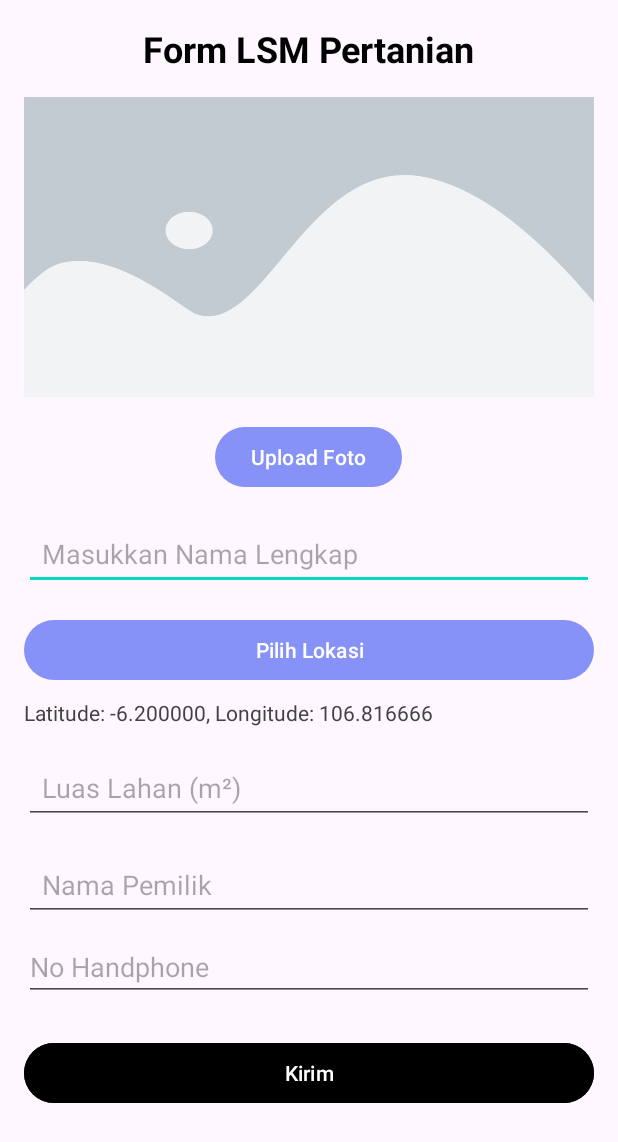
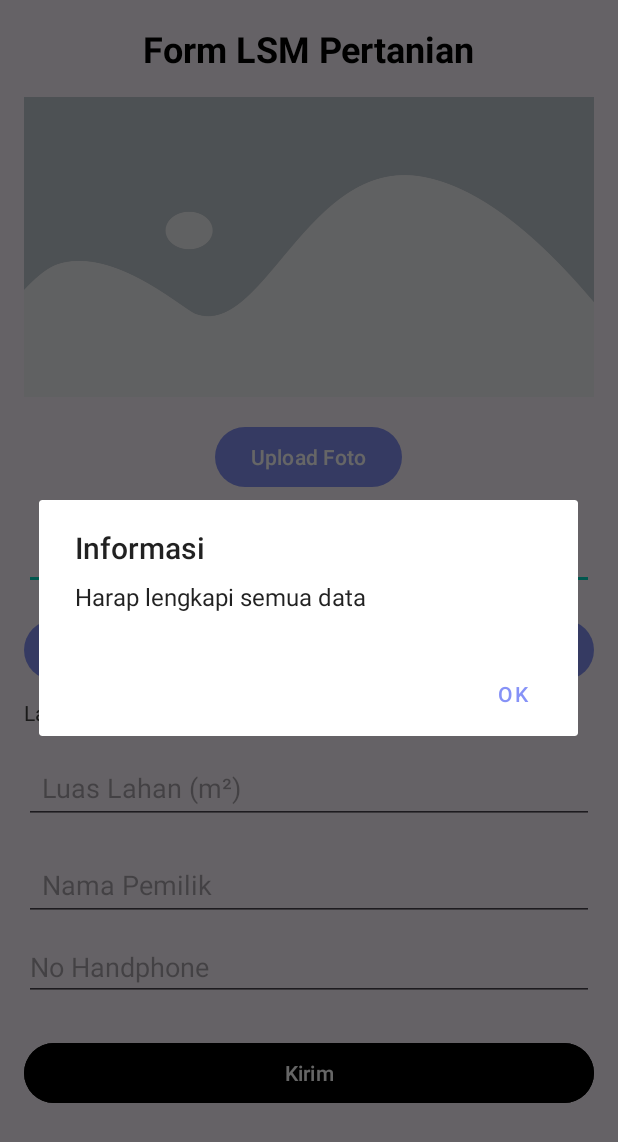
Before and after one commit to IsaiahNicodemus/LSM_Petani, an Android app: the fragment FarmersFragment shown on its own in the app's theme, after a tap on "Kirim", on a phone screen of 412 x 824 dp. Shown: the top 1142 px of the screen. Run offline under Robolectric (Android 15) with nearby library versions, the phone set to English and light mode, and no system bars; our stand-ins replace Firebase (no records; nobody signed in at launch, a user with empty details on screens opened directly); 1 statement that could not run was skipped; 2 other taps on this screen came first.

Commit message:
Initial commit

```diff
--- a/app/src/main/java/com/example/lsm_petani/FarmersFragment.kt
+++ b/app/src/main/java/com/example/lsm_petani/FarmersFragment.kt
@@ -11,9 +11,9 @@ import android.widget.*
 import androidx.fragment.app.Fragment
 import com.example.lsm_petani.model.Farmer
 import com.google.firebase.database.FirebaseDatabase
-import com.google.firebase.storage.FirebaseStorage
 
 import android.Manifest
+import android.app.AlertDialog
 import android.content.pm.PackageManager
 import android.location.Location
 import androidx.core.app.ActivityCompat
@@ -30,6 +30,8 @@ class FarmersFragment : Fragment() {
     private lateinit var etNamaPemilik: EditText
     private lateinit var btnSubmit: Button
     private lateinit var etNoHandphone: EditText
+
+    private lateinit var progressBar: ProgressBar
 
     private var photoUri: Uri? = null
     private var selectedLocation: String? = null
@@ -50,6 +52,7 @@ class FarmersFragment : Fragment() {
         etNamaPemilik = view.findViewById(R.id.etNamaPemilik)
         btnSubmit = view.findViewById(R.id.btnSubmit)
         etNoHandphone = view.findViewById(R.id.etNoHandphone)
+        progressBar = view.findViewById(R.id.progressBar) // Inisialisasi ProgressBar
 
         // Set button actions
         btnUploadPhoto.setOnClickListener { selectPhoto() }
@@ -78,9 +81,12 @@ class FarmersFragment : Fragment() {
         val noHandphone = etNoHandphone.text.toString()
 
         if (nama.isEmpty() || luasLahan.isEmpty() || namaPemilik.isEmpty() || noHandphone.isEmpty() || selectedLocation == null) {
-            Toast.makeText(context, "Harap lengkapi semua data", Toast.LENGTH_SHORT).show()
+            showDataDialog("Harap lengkapi semua data")
             return
         }
+
+        // Tampilkan ProgressBar sebelum memulai kirim data
+        progressBar.visibility = View.VISIBLE
 
         val databaseRef = FirebaseDatabase.getInstance().reference.child("lsm_pertanian").push()
         val farmer = Farmer(
@@ -90,18 +96,35 @@ class FarmersFragment : Fragment() {
             namaPemilik = namaPemilik,
             noHandphone = noHandphone,
             photoUrl = photoUri?.toString(),
-            status = false // Default nilai status adalah false
+            status = false
         )
 
         databaseRef.setValue(farmer)
             .addOnSuccessListener {
-                Toast.makeText(context, "Data berhasil disimpan", Toast.LENGTH_SHORT).show()
+                // Operasi berhasil, sembunyikan ProgressBar dan tampilkan notifikasi dalam dialog
+                progressBar.visibility = View.GONE
+                showDataDialog("Data Anda berhasil terkirim, silakan tunggu verifikasi admin")
                 resetForm()
             }
             .addOnFailureListener {
-                Toast.makeText(context, "Gagal menyimpan data", Toast.LENGTH_SHORT).show()
+                // Operasi gagal, sembunyikan ProgressBar dan tampilkan dialog kesalahan
+                progressBar.visibility = View.GONE
+                showDataDialog("Gagal mengirim data. Silakan coba lagi")
             }
     }
+
+
+    private fun showDataDialog(message: String) {
+        AlertDialog.Builder(requireContext())
+            .setTitle("Informasi")
+            .setMessage(message)
+            .setPositiveButton("OK") { dialog, _ ->
+                dialog.dismiss()
+            }
+            .show()
+    }
+
+
 
 
     private fun resetForm() {
--- a/app/src/main/res/layout/fragment_farmers.xml
+++ b/app/src/main/res/layout/fragment_farmers.xml
@@ -89,7 +89,12 @@
             android:hint="No Handphone"
             android:inputType="phone"
             android:layout_marginTop="8dp" />
-
+        <ProgressBar
+            android:id="@+id/progressBar"
+            android:layout_width="wrap_content"
+            android:layout_height="wrap_content"
+            android:layout_gravity="center"
+            android:visibility="gone" />
 
         <!-- Submit Button -->
         <Button
--- a/app/src/main/res/layout/item_farmer.xml
+++ b/app/src/main/res/layout/item_farmer.xml
@@ -68,8 +68,7 @@
         android:id="@+id/btnToggleStatus"
         android:layout_width="match_parent"
         android:layout_height="wrap_content"
-        android:text="Status: Ditampilkan"
-        android:layout_marginTop="8dp"
+        android:text="Verifikasi Status"        android:layout_marginTop="8dp"
         android:visibility="gone" /> <!-- Default: disembunyikan untuk user biasa -->
 
 
```
